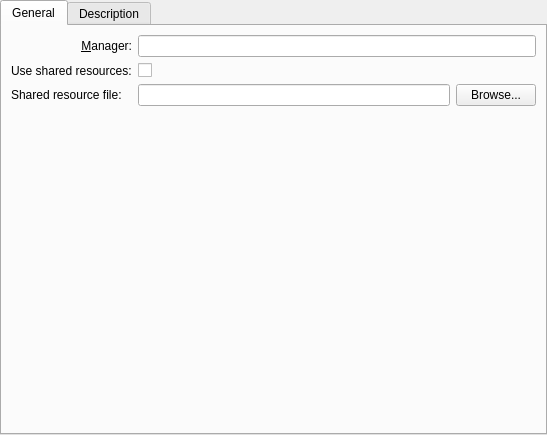
KDE/calligra, file plan/ConfigProjectPanel.ui: the form before one commit.
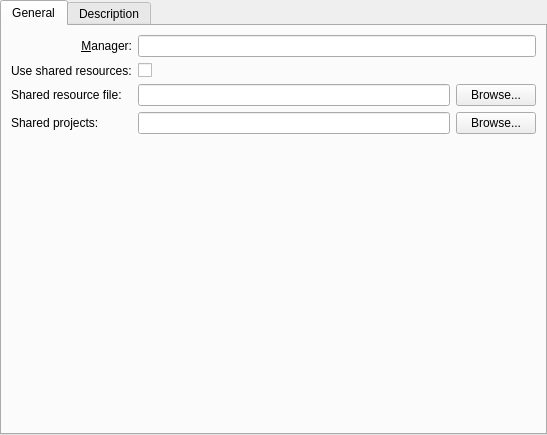
The form after the commit. Icons and pictures are not drawn. Custom widgets are drawn as their Qt base class.

Commit message:
Plan: Add support for coordinating resource usage between projects
Projects reciding in a common directory can share resources
to avoid resource overbooking.
Feature

Patch:
```diff
--- a/plan/ConfigProjectPanel.ui
+++ b/plan/ConfigProjectPanel.ui
@@ -108,6 +108,30 @@
         </layout>
        </item>
        <item row="3" column="0">
+        <widget class="QLabel" name="label_3">
+         <property name="text">
+          <string>Shared projects:</string>
+         </property>
+        </widget>
+       </item>
+       <item row="3" column="1">
+        <layout class="QHBoxLayout" name="horizontalLayout_3">
+         <item>
+          <widget class="QLineEdit" name="kcfg_SharedProjectsPlace"/>
+         </item>
+         <item>
+          <widget class="QPushButton" name="projectsPlaceBrowseBtn">
+           <property name="text">
+            <string>Browse...</string>
+           </property>
+           <property name="icon">
+            <iconset theme="document-open"/>
+           </property>
+          </widget>
+         </item>
+        </layout>
+       </item>
+       <item row="4" column="0">
         <spacer name="verticalSpacer">
          <property name="orientation">
           <enum>Qt::Vertical</enum>
```
Left out of the diff: 3 changed lines with no effect on the pictures. The commit also changes 26 other files.
